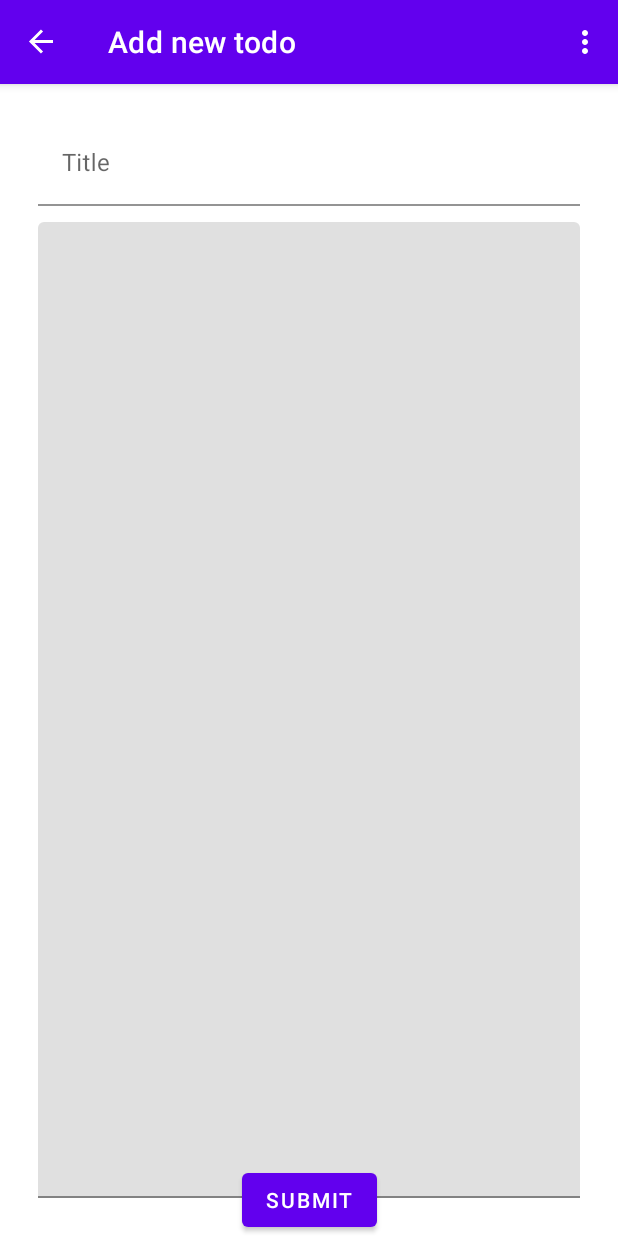
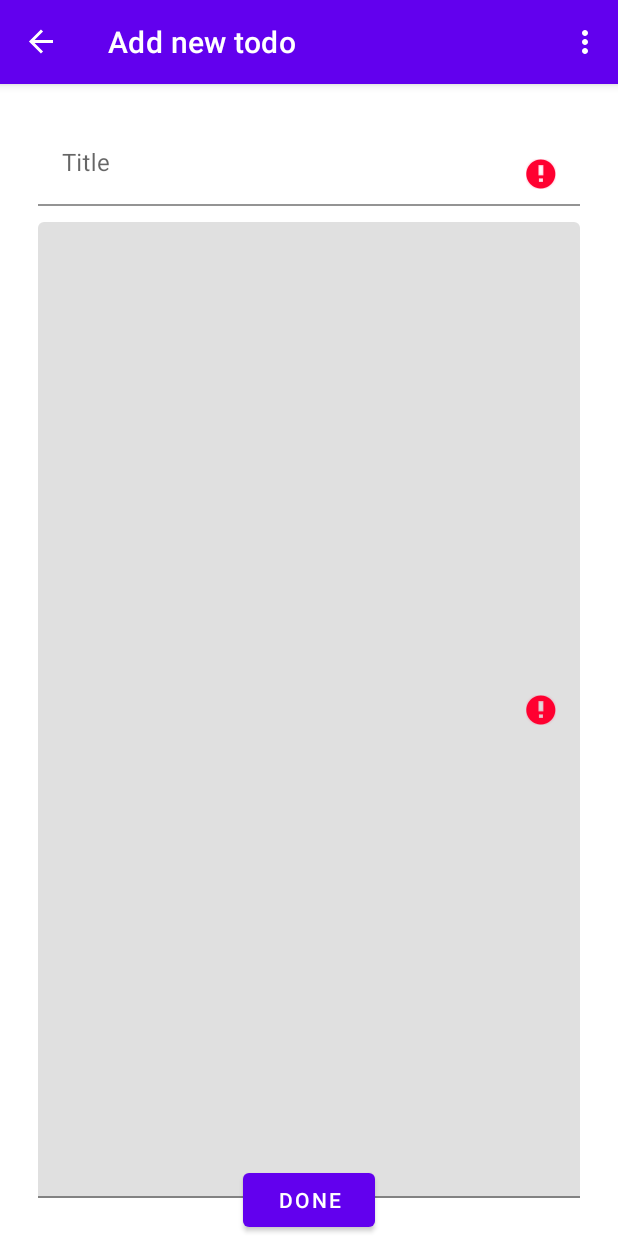
Before and after one commit to AndonovaA/DoITnow, an Android app: the AddTodo screen opened through its navigation route, in the options menu, after a tap on "Settings", on a phone screen of 412 x 824 dp. Run offline under Robolectric (Android 15) with nearby library versions, the phone set to English and light mode, and no system bars; our stand-ins replace Room's generated code, navigation-ui.

Commit message:
Add todo logic implemented

```diff
--- a/app/src/main/java/com/example/doitnow/AddTodo.java
+++ b/app/src/main/java/com/example/doitnow/AddTodo.java
@@ -7,12 +7,23 @@ import android.view.ViewGroup;
 import androidx.annotation.NonNull;
 import androidx.fragment.app.Fragment;
 import androidx.navigation.fragment.NavHostFragment;
+import com.example.doitnow.adapters.TodosRecyclerAdapter;
+import com.example.doitnow.databinding.ListTodosBinding;
 import com.example.doitnow.databinding.TodoAddBinding;
+import com.example.doitnow.db.AppDatabase;
+import com.example.doitnow.models.TodoItem;
+import com.example.doitnow.utils.DatabaseInitializer;
+import java.util.ArrayList;
+import java.util.List;
+
 
 
 public class AddTodo extends Fragment {
 
     private TodoAddBinding binding;
+    private ListTodosBinding todosBinding;
+    TodosRecyclerAdapter adapter;
+    List<TodoItem> todosList;
 
     @Override
     public View onCreateView(
@@ -21,16 +32,44 @@ public class AddTodo extends Fragment {
     ) {
 
         binding = TodoAddBinding.inflate(inflater, container, false);
+        todosBinding = ListTodosBinding.inflate(inflater, container, false);
         return binding.getRoot();
-
     }
 
     public void onViewCreated(@NonNull View view, Bundle savedInstanceState) {
         super.onViewCreated(view, savedInstanceState);
+        init();
+        setListeners();
+    }
 
-        binding.submitItem.setOnClickListener(new View.OnClickListener() {
-            @Override
-            public void onClick(View view) {
+    private void init () {
+        // Get the recycler view adapter
+        todosList = new ArrayList<>();
+        adapter = (TodosRecyclerAdapter) todosBinding.recyclerView.getAdapter();
+    }
+
+    private void setListeners () {
+        binding.submitItem.setOnClickListener(view1 -> {
+            List<Boolean> pass = new ArrayList<>();
+            // input validation
+            if (binding.editTextTitle.getText().toString().trim().length() == 0) {
+                binding.editTextTitle.setError("Required");
+                pass.add(false);
+            }
+            if (binding.editTextDescription.getText().toString().trim().length() == 0) {
+                binding.editTextDescription.setError("Required");
+                pass.add(false);
+            }
+            if(pass.size() == 0 ){
+                // validation pass, create entity record
+                String title = binding.editTextTitle.getText().toString().trim();
+                String description = binding.editTextDescription.getText().toString().trim();
+
+                //dodavanje na nov podatok za TodoItem i vo listata i vo bazata
+                // TODO: change location
+                DatabaseInitializer.populateAsync(AppDatabase.getAppDatabase(), todosList, new TodoItem(title, description, ""));
+
+                //nazad kon first fragment
                 NavHostFragment.findNavController(AddTodo.this)
                         .navigate(R.id.action_SecondFragment_to_FirstFragment);
             }
--- a/app/src/main/java/com/example/doitnow/TodosList.java
+++ b/app/src/main/java/com/example/doitnow/TodosList.java
@@ -1,6 +1,8 @@
 package com.example.doitnow;
 
+import android.content.Context;
 import android.os.Bundle;
+import android.view.ContextThemeWrapper;
 import android.view.LayoutInflater;
 import android.view.View;
 import android.view.ViewGroup;
@@ -29,14 +31,22 @@ public class TodosList extends Fragment{
     public View onCreateView(
             LayoutInflater inflater, ViewGroup container,
             Bundle savedInstanceState) {
-        binding = ListTodosBinding.inflate(inflater, container, false);
+
+        //TODO: remove the action bar from this fragment:
+        //create ContextThemeWrapper from the original Activity Context with the custom theme
+        final Context contextThemeWrapper = new ContextThemeWrapper(getActivity(), R.style.Theme_AppCompat_DayNight_NoActionBar);
+        // clone the inflater using the ContextThemeWrapper
+        LayoutInflater localInflater = inflater.cloneInContext(contextThemeWrapper);
+        // inflate the layout using the cloned inflater, not default inflater
+        binding = ListTodosBinding.inflate(localInflater, container, false);
+
         return binding.getRoot();
     }
 
     public void onViewCreated(@NonNull View view, Bundle savedInstanceState) {
         super.onViewCreated(view, savedInstanceState);
-
         init();
+        setComponents();
         binding.addTodo.setOnClickListener(view1 -> NavHostFragment.findNavController(TodosList.this)
                 .navigate(R.id.action_FirstFragment_to_SecondFragment));
     }
@@ -52,7 +62,10 @@ public class TodosList extends Fragment{
         adapter = new TodosRecyclerAdapter(todosList);
         binding.recyclerView.setAdapter(adapter);
 
-        setComponents();
+        // if there are todos items hide the text
+        if(todosList.size() > 0) {
+            binding.noTodosText.setVisibility(View.GONE);
+        }
     }
 
     private void setComponents() {
--- a/app/src/main/java/com/example/doitnow/adapters/TodosRecyclerAdapter.java
+++ b/app/src/main/java/com/example/doitnow/adapters/TodosRecyclerAdapter.java
@@ -49,7 +49,7 @@ public class TodosRecyclerAdapter extends RecyclerView.Adapter<TodosRecyclerAdap
             this.binding = binding;
 
             this.binding.getRoot().setOnClickListener(event -> {
-                //OnClick listener za item od recycler view-ot na nivo na adapterot:
+                //OnClick listener za item od recycler view na nivo na adapter:
                 AppDatabase.getAppDatabase().todoDao().delete(todosList.get(getAdapterPosition()));
                 todosList.remove(getAdapterPosition());
                 notifyDataSetChanged();
--- a/app/src/main/res/layout/content_main.xml
+++ b/app/src/main/res/layout/content_main.xml
@@ -16,4 +16,5 @@
         app:layout_constraintRight_toRightOf="parent"
         app:layout_constraintTop_toTopOf="parent"
         app:navGraph="@navigation/nav_graph" />
+
 </androidx.constraintlayout.widget.ConstraintLayout>
--- a/app/src/main/res/layout/todo_add.xml
+++ b/app/src/main/res/layout/todo_add.xml
@@ -42,12 +42,14 @@
 
             <com.google.android.material.textfield.TextInputEditText
                 android:id="@+id/edit_text_description"
+                style="@style/Widget.MaterialComponents.TextInputLayout.OutlinedBox"
                 android:layout_width="match_parent"
                 android:layout_height="match_parent"
+                android:gravity="top"
+                app:hintEnabled="false"
+                android:inputType="text|textMultiLine"
                 android:textAlignment="gravity"
-                android:gravity="top"
-                style="@style/Widget.MaterialComponents.TextInputLayout.OutlinedBox"
-                android:inputType="text|textMultiLine" />
+                tools:ignore="SpeakableTextPresentCheck" />
         </com.google.android.material.textfield.TextInputLayout>
 
     </LinearLayout>
@@ -56,7 +58,7 @@
         android:id="@+id/submit_item"
         android:layout_width="wrap_content"
         android:layout_height="wrap_content"
-        android:text="@string/submit"
+        android:text="@string/done"
         app:layout_constraintBottom_toBottomOf="parent"
         app:layout_constraintEnd_toEndOf="parent"
         app:layout_constraintStart_toStartOf="parent" />
--- a/app/src/main/res/values/strings.xml
+++ b/app/src/main/res/values/strings.xml
@@ -11,4 +11,5 @@
     <string name="location">Location</string>
     <string name="title">Title</string>
     <string name="description">description</string>
+    <string name="done">Done</string>
 </resources>
```
Also changed, not shown: app/src/main/res/layout/list_todos.xml (+15 -2 lines), app/src/main/res/layout/todo_item.xml (+12 -3 lines).
